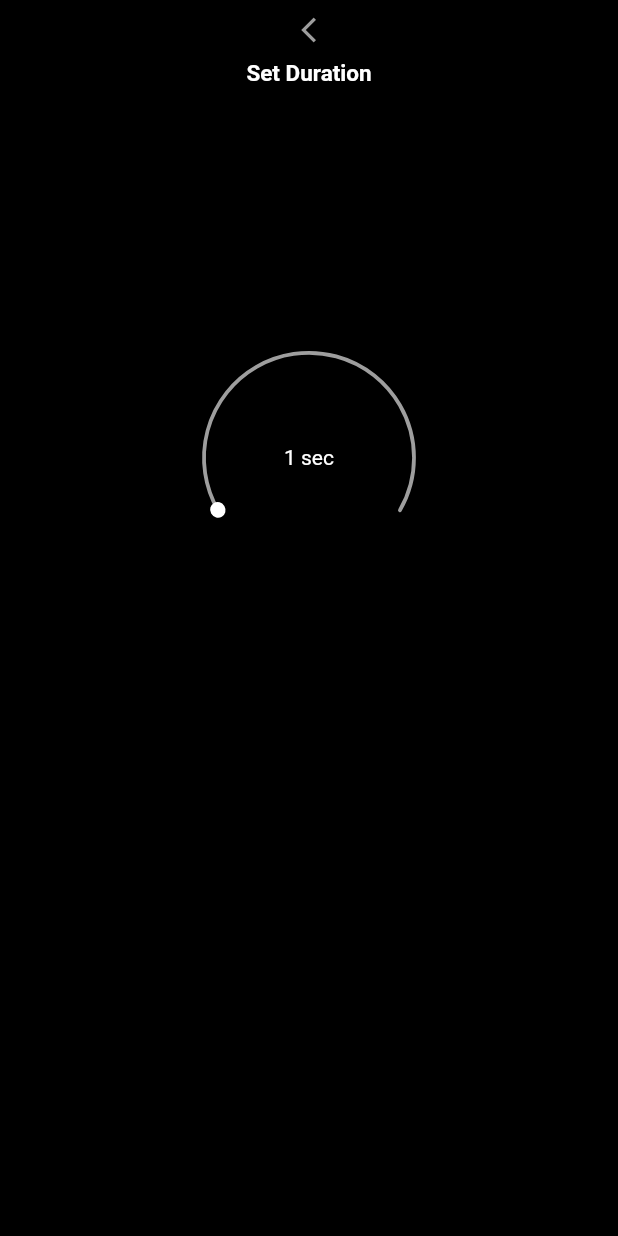
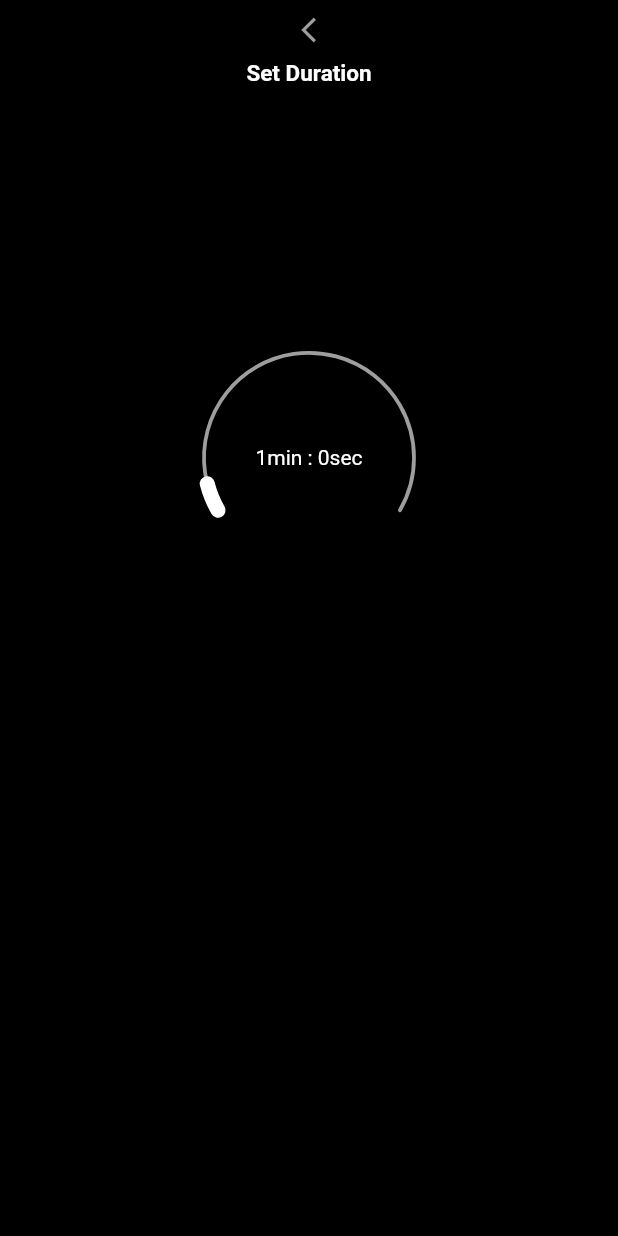
Before and after one commit to slaybhi/one_min_timer, a Flutter app: the screen it shows after launch, after a tap on the "settings" icon, on a phone screen of 412 x 824 dp. Run offline on Flutter 3.47's test engine with Material 2 defaults, Android fonts, the phone set to English and light mode, and no system bars; drawn by our look-alikes of circular_countdown_timer, sleek_circular_slider; our stand-ins replace shared_preferences, vibration, wakelock; missing offline and left inert: flutter_beep, wear.

Commit message:
added persistent storage

```diff
--- a/lib/main.dart
+++ b/lib/main.dart
@@ -1,6 +1,7 @@
 import 'package:circular_countdown_timer/circular_countdown_timer.dart';
 import 'package:flutter/material.dart';
 import 'package:flutter_beep/flutter_beep.dart';
+import 'package:shared_preferences/shared_preferences.dart';
 import 'package:sleek_circular_slider/sleek_circular_slider.dart';
 import 'package:vibration/vibration.dart';
 import 'package:wakelock/wakelock.dart';
@@ -23,11 +24,15 @@ class _MyAppState extends State<MyApp> {
   final CountDownController _controller = CountDownController();
 
   int totalTime = 60;
-  Duration currentDuration = const Duration(minutes: 1);
   final Duration minDuration = const Duration(seconds: 1);
   final Duration maxDuration = const Duration(minutes: 15);
 
   TimerState timerState = TimerState.start;
+  @override
+  void initState() {
+    super.initState();
+    _fetchData();
+  }
 
   @override
   Widget build(BuildContext context) {
@@ -141,7 +146,7 @@ class _MyAppState extends State<MyApp> {
 
   timerStart() {
     Wakelock.enable();
-    _controller.start();
+    _controller.restart(duration: totalTime);
   }
 
   showInfo(BuildContext context) {
@@ -268,12 +273,12 @@ class _MyAppState extends State<MyApp> {
                               fontWeight: FontWeight.bold),
                         ),
                       ),
-                      Container(
+                      SizedBox(
                         height: MediaQuery.of(context).size.height * 0.60,
                         child: SleekCircularSlider(
                           min: minDuration.inSeconds.toDouble(),
                           max: maxDuration.inSeconds.toDouble(),
-                          initialValue: currentDuration.inMinutes.toDouble(),
+                          initialValue: totalTime.toDouble(),
                           appearance: CircularSliderAppearance(
                             infoProperties: InfoProperties(
                                 mainLabelStyle: TextStyle(color: Colors.white),
@@ -315,8 +320,15 @@ class _MyAppState extends State<MyApp> {
     Wakelock.disable();
   }
 
-  setDuration(int value) {
+  setDuration(int value) async {
     totalTime = value;
     _controller.restart(duration: value);
+    final prefs = await SharedPreferences.getInstance();
+    await prefs.setInt('duration', totalTime);
+  }
+
+  _fetchData() async {
+    final prefs = await SharedPreferences.getInstance();
+    totalTime = prefs.getInt('duration') ?? 60;
   }
 }
--- a/pubspec.yaml
+++ b/pubspec.yaml
@@ -33,6 +33,7 @@ dependencies:
   wakelock: ^0.6.2
   circular_countdown_timer: ^0.2.1
   sleek_circular_slider: ^2.0.1
+  shared_preferences: ^2.0.15
   flutter:
     sdk: flutter
 
```
Also changed, not shown: pubspec.lock.
